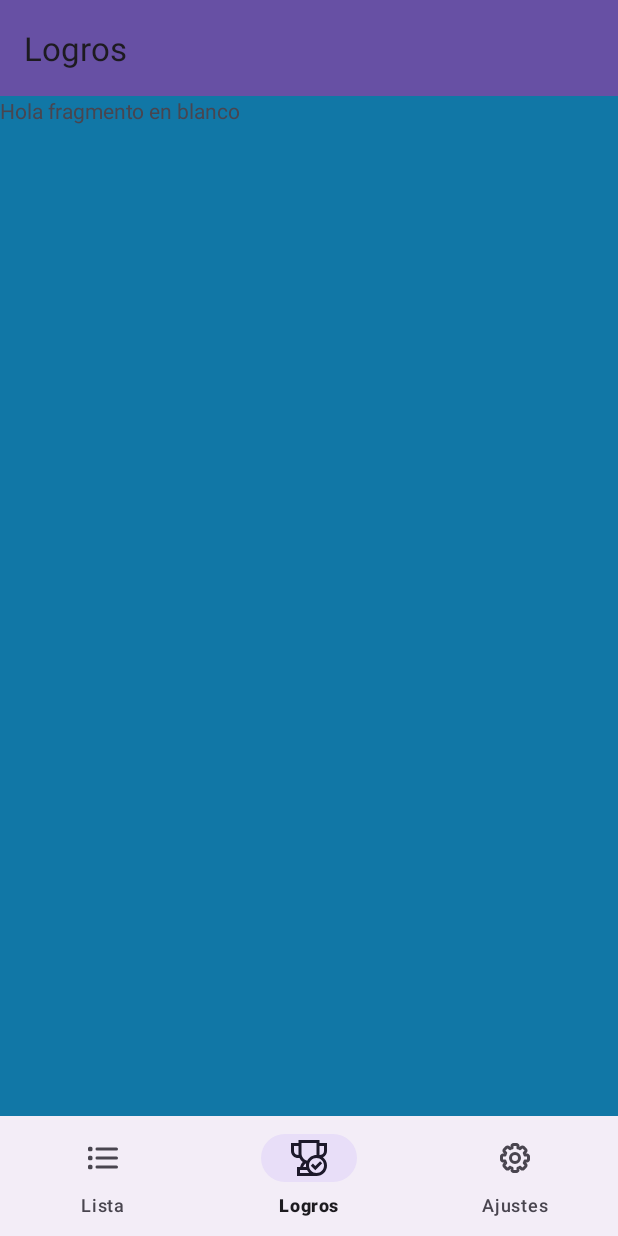
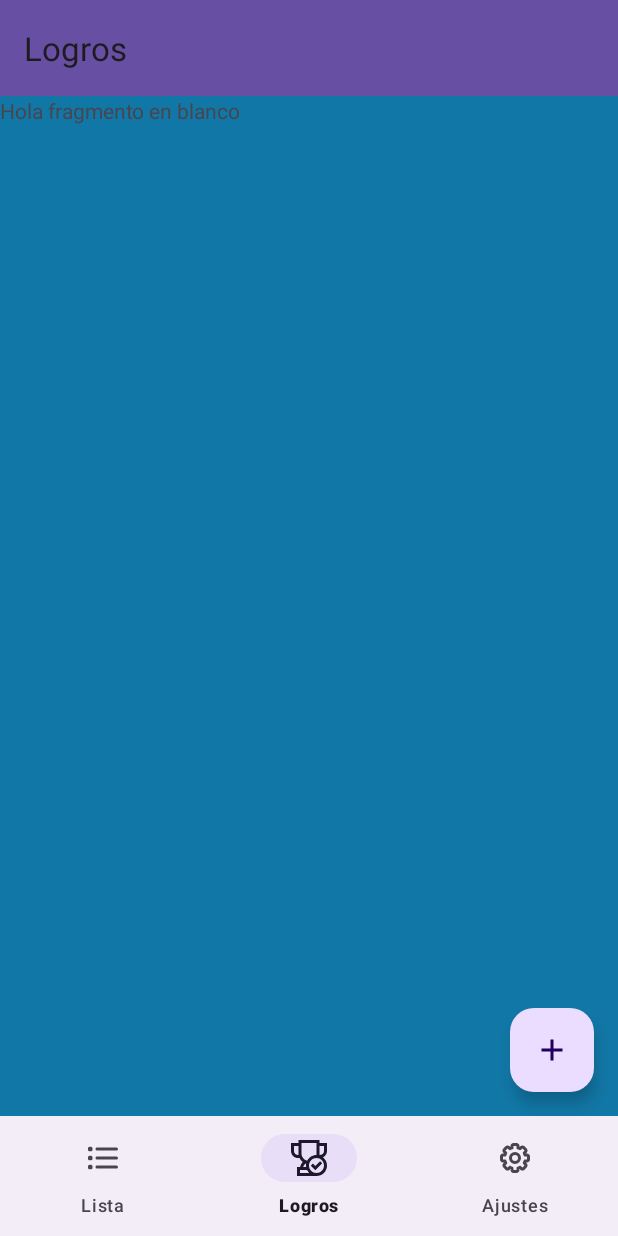
Before and after one commit to dsierra-97/TeslaTracker, an Android app: the screen it shows after launch (MainActivity), on a phone screen of 412 x 824 dp. Run offline under Robolectric (Android 15) with nearby library versions, the phone set to English and light mode, and no system bars; our stand-ins replace Room's generated code, navigation-ui.

```diff
--- a/app/src/main/java/com/sierrapor/teslatracker/MainActivity.java
+++ b/app/src/main/java/com/sierrapor/teslatracker/MainActivity.java
@@ -12,12 +12,17 @@ import androidx.appcompat.widget.Toolbar;
 import androidx.core.graphics.Insets;
 import androidx.core.view.ViewCompat;
 import androidx.core.view.WindowInsetsCompat;
+import androidx.fragment.app.FragmentManager;
+import androidx.lifecycle.ViewModelProvider;
 import androidx.navigation.NavController;
 import androidx.navigation.fragment.NavHostFragment;
 import androidx.navigation.ui.NavigationUI;
 import androidx.preference.PreferenceManager;
 
 import com.google.android.material.bottomnavigation.BottomNavigationView;
+import com.google.android.material.floatingactionbutton.FloatingActionButton;
+import com.sierrapor.teslatracker.data.TeslaViewModel;
+import com.sierrapor.teslatracker.form.FormFragment;
 
 import java.util.Locale;
 
@@ -29,7 +34,7 @@ public class MainActivity extends AppCompatActivity {
         super.onCreate(savedInstanceState);
         EdgeToEdge.enable(this);
         setContentView(R.layout.activity_main);
-
+        TeslaViewModel teslaViewModel = new ViewModelProvider(this).get(TeslaViewModel.class);
         Toolbar toolbar = findViewById(R.id.toolbar);
         setSupportActionBar(toolbar);
         BottomNavigationView bottomNavView = findViewById(R.id.bottom_nav_view);
@@ -50,6 +55,19 @@ public class MainActivity extends AppCompatActivity {
             v.setPadding(systemBars.left, systemBars.top, systemBars.right, systemBars.bottom);
             return insets;
         });
+
+        // Encuentra el FloatingActionButton
+        FloatingActionButton fabAddTesla = findViewById(R.id.fab_add_tesla);
+
+        // Configura el listener para el botón flotante
+        fabAddTesla.setOnClickListener(view -> {
+            // Crea una instancia del DialogFragment
+            FormFragment dialogFragment = new FormFragment();
+
+            // Muestra el DialogFragment usando el FragmentManager
+            FragmentManager fragmentManager = getSupportFragmentManager();
+            dialogFragment.show(fragmentManager, "AddTeslaDialog");
+        });
     }
 
     @Override
--- a/app/src/main/java/com/sierrapor/teslatracker/data/TeslaDao.java
+++ b/app/src/main/java/com/sierrapor/teslatracker/data/TeslaDao.java
@@ -15,16 +15,12 @@ public interface TeslaDao {
 
     @Insert
     void insert(Tesla tesla);
-
     @Update
     void update(Tesla tesla);
-
     @Delete
     void delete(Tesla tesla);
-
     @Query("SELECT * FROM Teslas WHERE id = :id")
     LiveData<Tesla> getTesla(int id);
-
     @Query("SELECT * FROM Teslas ORDER BY plate ASC")
     LiveData<List<Tesla>> getAllTeslas();
 }
--- /dev/null
+++ b/app/src/main/java/com/sierrapor/teslatracker/data/TeslaDataBase.java
@@ -0,0 +1,27 @@
+package com.sierrapor.teslatracker.data;
+
+import android.content.Context;
+
+import androidx.room.Database;
+import androidx.room.Room;
+import androidx.room.RoomDatabase;
+
+@Database(entities = {Tesla.class}, version = 1, exportSchema = false)
+public abstract class TeslaDataBase extends RoomDatabase {
+    private static volatile TeslaDataBase INSTANCE;
+    public abstract TeslaDao teslaDao();
+
+    public static TeslaDataBase getInstance(Context context) {
+        if (INSTANCE == null) {
+            synchronized (TeslaDataBase.class) {
+                if (INSTANCE == null) {
+                    INSTANCE = Room.databaseBuilder(context.getApplicationContext(),
+                                    TeslaDataBase.class, "tesla_database")
+                            .fallbackToDestructiveMigration() // Elimina y recrea la DB si cambia la estructura
+                            .build();
+                }
+            }
+        }
+        return INSTANCE;
+    }
+}
--- a/app/src/main/java/com/sierrapor/teslatracker/data/TeslaRepository.java
+++ b/app/src/main/java/com/sierrapor/teslatracker/data/TeslaRepository.java
@@ -17,18 +17,13 @@ public class TeslaRepository {
     public void update(Tesla tesla) {
         teslaDao.update(tesla);
     }
-
     public void delete(Tesla tesla) {
         teslaDao.delete(tesla);
     }
     public LiveData<List<Tesla>> getAllTeslas() {
         return teslaDao.getAllTeslas();
     }
-
     public LiveData<Tesla> getTesla(int id) {
         return teslaDao.getTesla(id);
     }
-
-
-
 }
--- /dev/null
+++ b/app/src/main/java/com/sierrapor/teslatracker/data/TeslaViewModel.java
@@ -0,0 +1,39 @@
+package com.sierrapor.teslatracker.data;
+
+
+import android.app.Application;
+
+import androidx.annotation.NonNull;
+import androidx.lifecycle.AndroidViewModel;
+import androidx.lifecycle.LiveData;
+
+import java.util.List;
+
+public class TeslaViewModel extends AndroidViewModel {
+    private final TeslaRepository repository;
+    private final LiveData<List<Tesla>> allTeslas;
+
+    public TeslaViewModel(@NonNull Application application) {
+        super(application);
+        TeslaDataBase db = TeslaDataBase.getInstance(application);
+        TeslaDao teslaDao = db.teslaDao();
+        repository = new TeslaRepository(teslaDao);
+        allTeslas = repository.getAllTeslas();
+    }
+
+    public LiveData<List<Tesla>> getAllTeslas() {
+        return allTeslas;
+    }
+
+    public void insert(Tesla tesla) {
+        new Thread(() -> repository.insert(tesla)).start();
+    }
+
+    public void update(Tesla tesla) {
+        new Thread(() -> repository.update(tesla)).start();
+    }
+
+    public void delete(Tesla tesla) {
+        new Thread(() -> repository.delete(tesla)).start();
+    }
+}
--- /dev/null
+++ b/app/src/main/res/drawable/ic_add.xml
@@ -0,0 +1,5 @@
+<vector xmlns:android="http://schemas.android.com/apk/res/android" android:height="24dp" android:tint="#000000" android:viewportHeight="24" android:viewportWidth="24" android:width="24dp">
+
+    <path android:fillColor="@android:color/white" android:pathData="M19,13h-6v6h-2v-6H5v-2h6V5h2v6h6v2z"/>
+
+</vector>
--- a/app/src/main/res/layout/activity_main.xml
+++ b/app/src/main/res/layout/activity_main.xml
@@ -44,4 +44,14 @@
         app:layout_constraintStart_toStartOf="parent"
         app:menu="@menu/menu_bottom_nav_bar" />
 
+    <com.google.android.material.floatingactionbutton.FloatingActionButton
+        android:id="@+id/fab_add_tesla"
+        android:layout_width="wrap_content"
+        android:layout_height="wrap_content"
+        android:layout_marginEnd="16dp"
+        android:layout_marginBottom="16dp"
+        android:contentDescription="@string/add_button"
+        android:src="@drawable/ic_add"
+        app:layout_constraintEnd_toEndOf="parent"
+        app:layout_constraintBottom_toTopOf="@id/bottom_nav_view" />
 </androidx.constraintlayout.widget.ConstraintLayout>
```
Also changed, not shown: app/src/main/java/com/sierrapor/teslatracker/data/Tesla.java (+10 -2 lines), app/src/main/java/com/sierrapor/teslatracker/form/FormFragment.java (+58 -49 lines), app/src/main/java/com/sierrapor/teslatracker/settings/SettingsFragment.java (+10 -3 lines), app/src/main/res/layout/fragment_form.xml (+17 -6 lines), app/src/main/res/values/strings.xml (+9 -1 lines), 1 other file.
